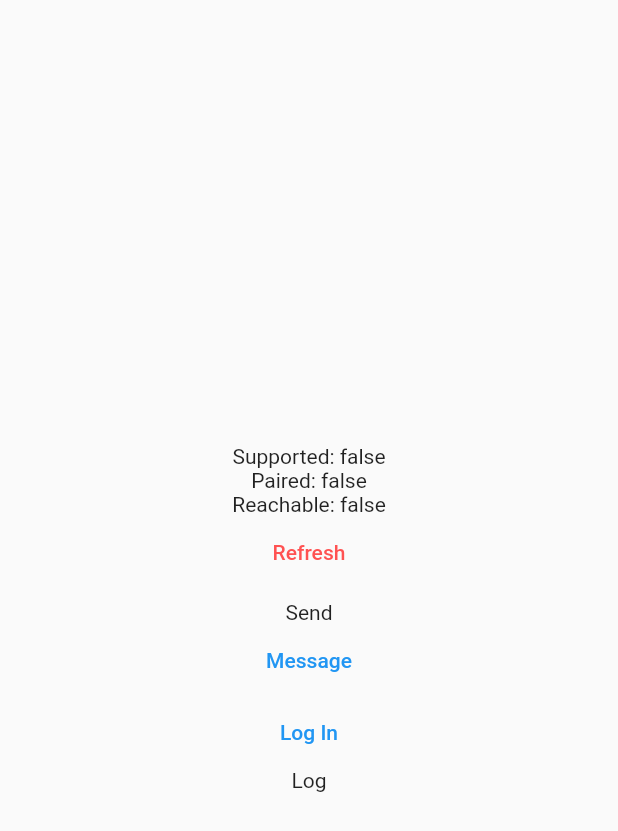
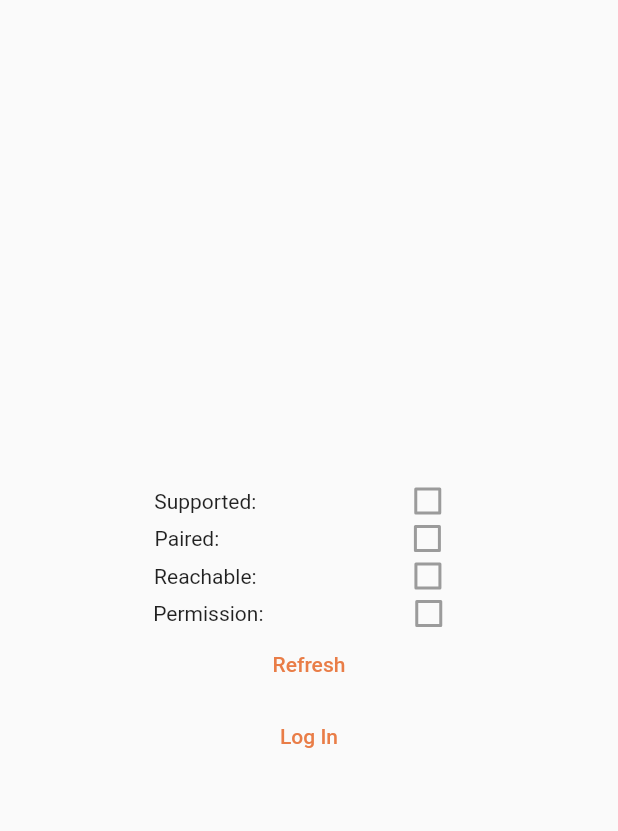
Before and after one commit to Google-Solution-Challenge-Metu/CanYouHearMe, a Flutter app: the sos_page screen opened directly, after a tap on "Profile", after a tap on the "logout" icon, on a phone screen of 412 x 824 dp. Shown: the top 831 px of the screen. Run offline on Flutter 3.47's test engine with Material 2 defaults, Android fonts, the phone set to English and light mode, and no system bars; our stand-ins replace audioplayers, awesome_snackbar_content, cloud_firestore, firebase_auth, firebase_core, firebase_storage and 11 more; missing offline and left inert: custom_info_window, open_street_map_search_and_pick, rotary_scrollbar, watch_connectivity, watch_connectivity_garmin, wear; accounts and stored records are empty; project files that could hold a hidden picture were left out.

Commit message:
Wear login ui

```diff
--- a/lib/wearOS_module/wear_login.dart
+++ b/lib/wearOS_module/wear_login.dart
@@ -31,6 +31,7 @@ class _wear_loginState extends State<wear_login> {
   var _supported = false;
   var _paired = false;
   var _reachable = false;
+  var _permission = false;
   var _context = <String, dynamic>{};
   var _receivedContexts = <Map<String, dynamic>>[];
   final _log = <String>[];
@@ -146,6 +147,7 @@ class _wear_loginState extends State<wear_login> {
   }
   // Platform messages are asynchronous, so we initialize in an async method.
   void initPlatformState() async {
+    PermissionCheck();
     _supported = await _watch.isSupported;
     _paired = await _watch.isPaired;
     _reachable = await _watch.isReachable;
@@ -156,6 +158,13 @@ class _wear_loginState extends State<wear_login> {
     setState(() {});
   }
 
+  void PermissionCheck() async{
+    if (_password=="" ){
+      _permission=false;
+    }else{
+      _permission=true;
+    }
+  }
   @override
   Widget build(BuildContext context) {
     return Scaffold(
@@ -166,16 +175,65 @@ class _wear_loginState extends State<wear_login> {
             child: Column(
               mainAxisAlignment: MainAxisAlignment.center,
               children: [
-                Text('Supported: $_supported'),
-                Text('Paired: $_paired'),
-                Text('Reachable: $_reachable'),
-                if (_watch is! WatchConnectivityGarmin) ...[
-                  Text('Context: $_context'),
-                  //Text('Received contexts: $_receivedContexts'),
-                ],
+                SizedBox(height: 15),
+                Container(
+                  height: 20,
+                  child: Row(
+                  mainAxisAlignment: MainAxisAlignment.spaceEvenly,
+                  children: [
+                    Text('Supported: '),
+                    Checkbox(
+                      value: _supported,
+                      activeColor: Color(0xffe97d47),
+                      onChanged: null)
+                ],),
+                ),
+                SizedBox(height: 5),
+                Container(
+                  height: 20,
+                child:
+                Row(
+                  mainAxisAlignment: MainAxisAlignment.spaceEvenly,
+                  children: [
+                    Text('Paired:        '),
+                    Checkbox(
+                      value: _paired,
+                      activeColor: Color(0xffe97d47),
+                      onChanged: null)
+                ],),),
+                SizedBox(height: 5),
+                Container(
+                  height: 20,
+                  child:
+                Row(
+                  mainAxisAlignment: MainAxisAlignment.spaceEvenly,
+                  children: [
+                    Text('Reachable: '),
+                    Checkbox(
+                      value: _reachable,
+                      activeColor: Color(0xffe97d47),
+                      onChanged: null)
+                ],),),
+                SizedBox(height: 5),
+                Container(
+                  height: 20,
+                  child:
+                  Row(
+                    mainAxisAlignment: MainAxisAlignment.spaceEvenly,
+                    children: [
+                      Text('Permission:'),
+                      Checkbox(
+                        value: _permission,
+                        activeColor: Color(0xffe97d47),
+                        onChanged: null)
+                ],),),
+                //if (_watch is! WatchConnectivityGarmin) ...[
+                //  Text('Context: $_context'),
+                //  //Text('Received contexts: $_receivedContexts'),
+                //],
                 TextButton(
                   onPressed: initPlatformState,
-                  child: const Text('Refresh',style: TextStyle(color: Colors.redAccent),),
+                  child: const Text('Refresh',style: TextStyle(color: Color(0xffe97d47)),),
                 ),
                 if (_watch is WatchConnectivityGarmin && Platform.isIOS)
                   TextButton(
@@ -183,35 +241,37 @@ class _wear_loginState extends State<wear_login> {
                         (_watch as WatchConnectivityGarmin).showDeviceSelection,
                     child: const Text('Open device selection'),
                   ),
-                const SizedBox(height: 8),
-                const Text('Send'),
-                Row(
-                  mainAxisAlignment: MainAxisAlignment.center,
-                  children: [
-                    TextButton(
-                      onPressed: sendMessage,
-                      child: const Text('Message'),
+                //const SizedBox(height: 8),
+                //const Text('Send'),
+                //Row(
+                //  mainAxisAlignment: MainAxisAlignment.center,
+                //  children: [
+                //    TextButton(
+                //      onPressed: sendMessage,
+                //      child: const Text('Message'),
+                //    ),
+                //    if (_watch is! WatchConnectivityGarmin) ...[
+                //      const SizedBox(width: 8),
+                //      TextButton(
+                //        onPressed: sendContext,
+                //        child: const Text('Context'),
+                //      ),
+                //    ],
+                //  ],
+                //),
+                Container(
+                  child: TextButton(
+                    onPressed: signUserIn,
+                    child: Text(
+                      'Log In',style: TextStyle(color: Color(0xffe97d47)),
+                      textAlign: TextAlign.center,
                     ),
-                    if (_watch is! WatchConnectivityGarmin) ...[
-                      const SizedBox(width: 8),
-                      TextButton(
-                        onPressed: sendContext,
-                        child: const Text('Context'),
-                      ),
-                    ],
-                  ],
+                  ),
                 ),
 
-                TextButton(
-                  onPressed: signUserIn,
-                  child: Text(
-                    'Log In',
-                    textAlign: TextAlign.center,
-                  ),
-                ),
                 const SizedBox(width: 16),
-                const Text('Log'),
-                ..._log.reversed.map(Text.new),
+                //const Text('Log'),
+                //..._log.reversed.map(Text.new),
               ],
             ),
           ),
--- a/lib/wearOS_module/wear_main.dart
+++ b/lib/wearOS_module/wear_main.dart
@@ -11,6 +11,10 @@ class PartlyWindy extends StatelessWidget {
   @override
   Widget build(BuildContext context) {
     return MaterialApp(
+      theme: ThemeData.dark().copyWith(
+        primaryColor: Color(0xffe97d47),
+        unselectedWidgetColor: Color(0xffe97d47)
+      ),
       title: 'WearOS',
       themeMode: ThemeMode.system,
       debugShowCheckedModeBanner: false,
```
Also changed, not shown: lib/wearOS_module/wear Service/wear_report.dart (+7 -3 lines), lib/wearOS_module/wear Service/wear_report_service.dart (+4 -3 lines), lib/wearOS_module/wear_sos.dart (+26 -11 lines).
